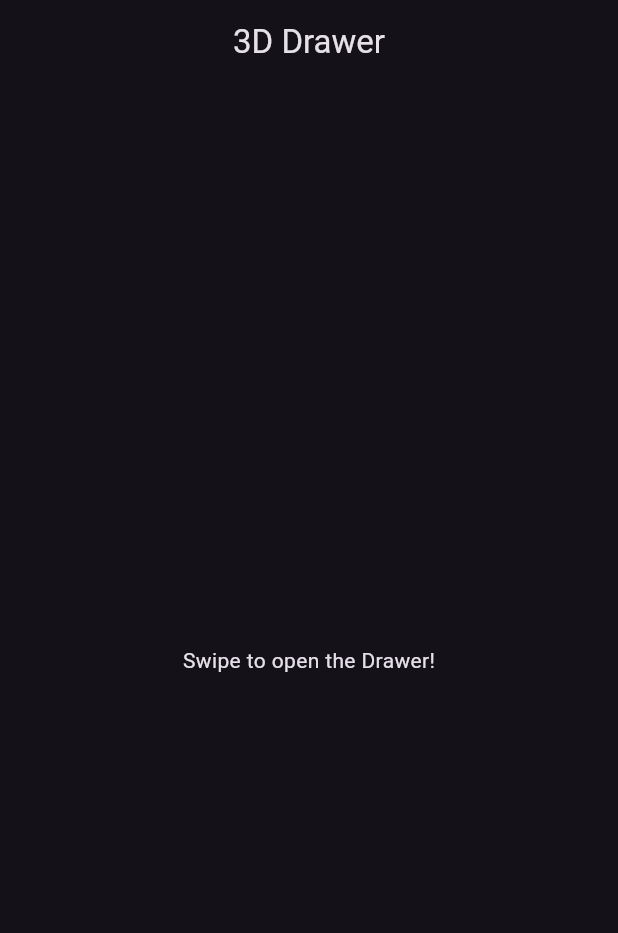
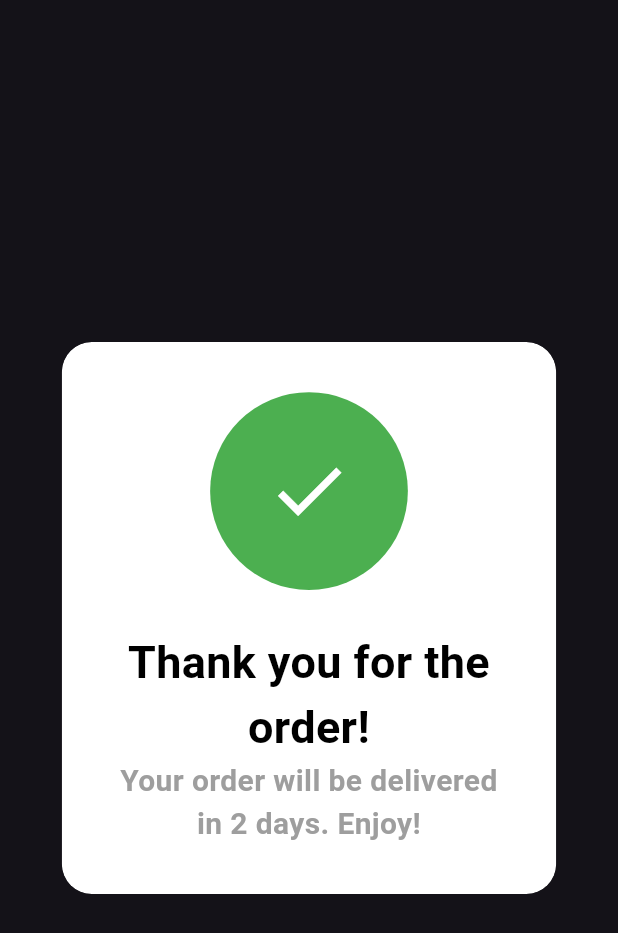
Before and after one commit to kaljitism/flutter_animation_basics, a Flutter app: the screen it shows after launch, on a phone screen of 412 x 824 dp. Shown: the top 933 px of the screen. Run offline on Flutter 3.47's test engine with Material 3 defaults, Android fonts, the phone set to English and light mode, and no system bars.

Commit message:
Implemented Animated Prompt.

```diff
--- /dev/null
+++ b/lib/animated_prompt.dart
@@ -0,0 +1,170 @@
+import 'package:flutter/material.dart';
+
+class AnimatedPrompt extends StatefulWidget {
+  final String title;
+  final String subtitle;
+  final Widget child;
+
+  const AnimatedPrompt({
+    super.key,
+    required this.title,
+    required this.subtitle,
+    required this.child,
+  });
+
+  @override
+  State<AnimatedPrompt> createState() => _AnimatedPromptState();
+}
+
+class _AnimatedPromptState extends State<AnimatedPrompt>
+    with SingleTickerProviderStateMixin {
+  late AnimationController _controller;
+  late Animation<double> _iconScaleAnimation;
+  late Animation<double> _containerScaleAnimation;
+  late Animation<Offset> _yAnimation;
+
+  @override
+  void initState() {
+    super.initState();
+    _controller = AnimationController(
+      vsync: this,
+      duration: const Duration(milliseconds: 500),
+    );
+    _iconScaleAnimation = Tween<double>(
+      begin: 7,
+      end: 6,
+    ).animate(
+      CurvedAnimation(
+        parent: _controller,
+        curve: Curves.easeInOut,
+      ),
+    );
+    _containerScaleAnimation = Tween<double>(
+      begin: 2.0,
+      end: 0.4,
+    ).animate(
+      CurvedAnimation(
+        parent: _controller,
+        curve: Curves.bounceOut,
+      ),
+    );
+    _yAnimation = Tween<Offset>(
+      begin: const Offset(0, 0),
+      end: const Offset(0, -0.23),
+    ).animate(CurvedAnimation(
+      parent: _controller,
+      curve: Curves.easeInOut,
+    ));
+  }
+
+  @override
+  void dispose() {
+    super.dispose();
+    _controller.dispose();
+  }
+
+  @override
+  Widget build(BuildContext context) {
+    _controller
+      ..reset()
+      ..forward();
+    return ClipRRect(
+      borderRadius: BorderRadius.circular(20),
+      child: Container(
+        decoration: BoxDecoration(
+          color: Colors.white,
+          borderRadius: BorderRadius.circular(20),
+          boxShadow: [
+            BoxShadow(
+              color: Colors.white.withOpacity(0.2),
+              blurRadius: 7,
+              offset: const Offset(0, 3),
+            )
+          ],
+        ),
+        child: ConstrainedBox(
+          constraints: BoxConstraints(
+            minWidth: 100,
+            minHeight: 100,
+            maxHeight: MediaQuery.of(context).size.height * 0.8,
+            maxWidth: MediaQuery.of(context).size.width * 0.8,
+          ),
+          child: Stack(
+            children: [
+              Padding(
+                padding: const EdgeInsets.all(32.0),
+                child: Column(
+                  mainAxisAlignment: MainAxisAlignment.center,
+                  mainAxisSize: MainAxisSize.min,
+                  children: [
+                    const SizedBox(height: 160),
+                    Text(
+                      widget.title,
+                      textAlign: TextAlign.center,
+                      style: const TextStyle(
+                        color: Colors.black,
+                        fontSize: 30,
+                        fontWeight: FontWeight.bold,
+                      ),
+                    ),
+                    Text(
+                      widget.subtitle,
+                      textAlign: TextAlign.center,
+                      style: const TextStyle(
+                        fontSize: 20,
+                        color: Colors.grey,
+                        fontWeight: FontWeight.bold,
+                      ),
+                    ),
+                  ],
+                ),
+              ),
+              Positioned.fill(
+                child: SlideTransition(
+                  position: _yAnimation,
+                  child: ScaleTransition(
+                    scale: _containerScaleAnimation,
+                    child: Container(
+                      decoration: const BoxDecoration(
+                        shape: BoxShape.circle,
+                        color: Colors.green,
+                      ),
+                      child: ScaleTransition(
+                        scale: _iconScaleAnimation,
+                        child: widget.child,
+                      ),
+                    ),
+                  ),
+                ),
+              )
+            ],
+          ),
+        ),
+      ),
+    );
+  }
+}
+
+class AnimatedPromptPage extends StatefulWidget {
+  const AnimatedPromptPage({super.key});
+
+  @override
+  State<AnimatedPromptPage> createState() => _AnimatedPromptPageState();
+}
+
+class _AnimatedPromptPageState extends State<AnimatedPromptPage> {
+  @override
+  Widget build(BuildContext context) {
+    return const Scaffold(
+      body: Center(
+        child: AnimatedPrompt(
+          title: 'Thank you for the order!',
+          subtitle: 'Your order will be delivered in 2 days. Enjoy!',
+          child: Icon(
+            Icons.check,
+          ),
+        ),
+      ),
+    );
+  }
+}
--- a/lib/main.dart
+++ b/lib/main.dart
@@ -1,5 +1,5 @@
 import 'package:flutter/material.dart';
-import 'package:flutter_animation_basics/threeD_drawer.dart';
+import 'package:flutter_animation_basics/animated_prompt.dart';
 
 void main() {
   runApp(const MyAnimationApp());
@@ -14,7 +14,7 @@ class MyAnimationApp extends StatelessWidget {
       debugShowCheckedModeBanner: false,
       title: 'Animation App',
       theme: ThemeData.dark(useMaterial3: true),
-      home: const DrawerPage(),
+      home: const AnimatedPromptPage(),
     );
   }
 }
--- a/lib/my_router.dart
+++ b/lib/my_router.dart
@@ -1,5 +1,6 @@
 import 'package:flutter/material.dart';
 import 'package:flutter_animation_basics/3d_cube_animation.dart';
+import 'package:flutter_animation_basics/animated_prompt.dart';
 import 'package:flutter_animation_basics/chained_animation.dart';
 import 'package:flutter_animation_basics/custom_shapes_ndChained_animations.dart';
 import 'package:flutter_animation_basics/hero_animation.dart';
@@ -100,6 +101,17 @@ class _MyRouterState extends State<MyRouter> {
             },
             title: const Text('3D Drawer'),
           ),
+          ListTile(
+            onTap: () {
+              Navigator.push(
+                context,
+                MaterialPageRoute(
+                  builder: (context) => const AnimatedPromptPage(),
+                ),
+              );
+            },
+            title: const Text('Animated Prompt'),
+          ),
         ],
       ),
     );
```
